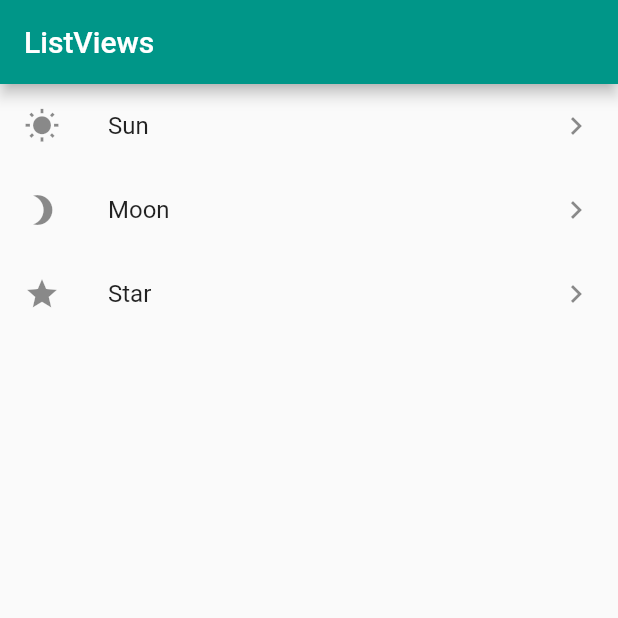
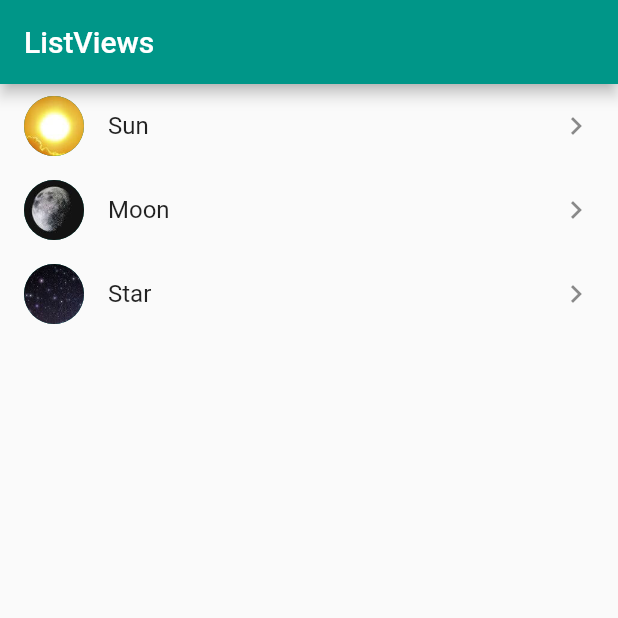
Before and after one commit to ruslanou/flutter-list, a Flutter app: the screen it shows after launch, on a phone screen of 412 x 824 dp, the top half of it. Run offline on Flutter 3.47's test engine with Material 2 defaults, Android fonts, the phone set to English and light mode, and no system bars.

Commit message:
Change the icon into picture

```diff
--- a/lib/main.dart
+++ b/lib/main.dart
@@ -32,17 +32,23 @@ Widget _myListView(BuildContext context) {
   return ListView(
     children: <Widget>[
       ListTile(
-        leading: Icon(Icons.wb_sunny),
+        leading: CircleAvatar(
+          backgroundImage: AssetImage('assets/sun.jpeg'),
+        ),
         title: Text('Sun'),
         trailing: Icon(Icons.keyboard_arrow_right),
       ),
       ListTile(
-        leading: Icon(Icons.brightness_3),
+        leading: CircleAvatar(
+          backgroundImage: AssetImage('assets/moon.jpeg'),
+        ),
         title: Text('Moon'),
         trailing: Icon(Icons.keyboard_arrow_right),
       ),
       ListTile(
-        leading: Icon(Icons.star),
+        leading: CircleAvatar(
+          backgroundImage: AssetImage('assets/star.jpeg'),
+        ),
         title: Text('Star'),
         trailing: Icon(Icons.keyboard_arrow_right),
       )
```
